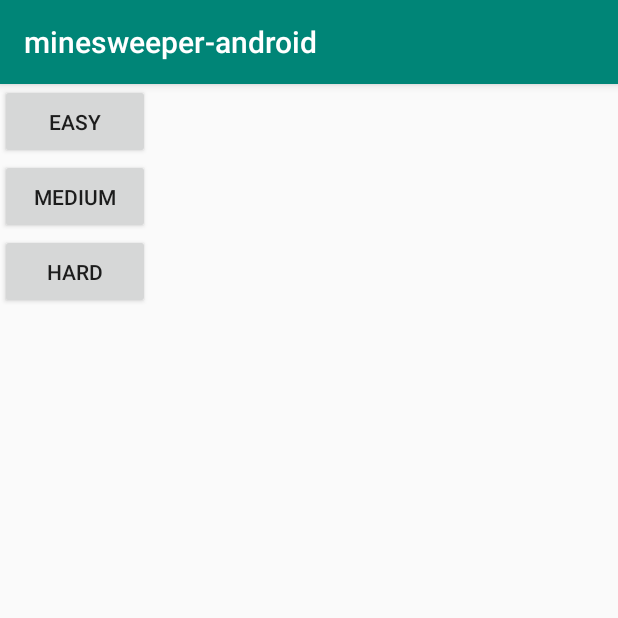
After one commit to ndokic/minesweeper-android, an Android app: the GameActivity screen opened directly, with no data from a screen before it, on a phone screen of 412 x 824 dp, the top half of it. The commit adds this screen. Run offline under Robolectric (Android 15) with nearby library versions, the phone set to English and light mode, and no system bars.

Commit message:
Created Game Activity

```diff
--- a/app/build.gradle
+++ b/app/build.gradle
@@ -27,6 +27,7 @@ dependencies {
     implementation"org.jetbrains.kotlin:kotlin-stdlib-jdk7:$kotlin_version"
     implementation 'com.android.support:appcompat-v7:28.0.0'
     implementation 'com.android.support.constraint:constraint-layout:1.1.3'
+    implementation 'com.otaliastudios:zoomlayout:1.6.0'
     testImplementation 'junit:junit:4.12'
     androidTestImplementation 'com.android.support.test:runner:1.0.2'
     androidTestImplementation 'com.android.support.test.espresso:espresso-core:3.0.2'
--- a/app/src/main/AndroidManifest.xml
+++ b/app/src/main/AndroidManifest.xml
@@ -16,6 +16,7 @@
                 <category android:name="android.intent.category.LAUNCHER"/>
             </intent-filter>
         </activity>
+        <activity android:name=".GameActivity" ></activity>
     </application>
 
 </manifest>
--- /dev/null
+++ b/app/src/main/java/ndokic/minesweeper/GameActivity.kt
@@ -0,0 +1,11 @@
+package ndokic.minesweeper
+
+import android.os.Bundle
+import android.support.v7.app.AppCompatActivity
+
+class GameActivity : AppCompatActivity() {
+    override fun onCreate(savedInstanceState: Bundle?) {
+        super.onCreate(savedInstanceState)
+        setContentView(R.layout.activity_main)
+    }
+}
--- a/app/src/main/java/ndokic/minesweeper/MainActivity.kt
+++ b/app/src/main/java/ndokic/minesweeper/MainActivity.kt
@@ -1,7 +1,9 @@
 package ndokic.minesweeper
 
+import android.content.Intent
 import android.support.v7.app.AppCompatActivity
 import android.os.Bundle
+import android.view.View
 
 class MainActivity : AppCompatActivity() {
 
@@ -9,4 +11,7 @@ class MainActivity : AppCompatActivity() {
         super.onCreate(savedInstanceState)
         setContentView(R.layout.activity_main)
     }
+    fun onClickEasy(v : View) {
+        startActivity(Intent(this, GameActivity::class.java))
+    }
 }
--- /dev/null
+++ b/app/src/main/res/layout/activity_game.xml
@@ -0,0 +1,6 @@
+<?xml version="1.0" encoding="utf-8"?>
+<android.support.constraint.ConstraintLayout xmlns:android="http://schemas.android.com/apk/res/android"
+                                             android:layout_width="match_parent"
+                                             android:layout_height="match_parent">
+
+</android.support.constraint.ConstraintLayout>
--- a/app/src/main/res/layout/activity_main.xml
+++ b/app/src/main/res/layout/activity_main.xml
@@ -7,13 +7,26 @@
         android:layout_height="match_parent"
         tools:context=".MainActivity">
 
-    <TextView
-            android:layout_width="wrap_content"
-            android:layout_height="wrap_content"
-            android:text="Hello World!"
-            app:layout_constraintBottom_toBottomOf="parent"
-            app:layout_constraintLeft_toLeftOf="parent"
-            app:layout_constraintRight_toRightOf="parent"
-            app:layout_constraintTop_toTopOf="parent"/>
+
+    <Button android:id="@+id/button_easy"
+            android:layout_width="100dp"
+            android:layout_height="50dp"
+            android:text="@string/text_easy"
+            android:onClick="onClickEasy"
+            app:layout_constraintTop_toTopOf="parent"
+    />
+    <Button android:id="@+id/button_medium"
+            android:layout_width="100dp"
+            android:layout_height="50dp"
+            android:text="@string/text_medium"
+            app:layout_constraintTop_toBottomOf="@id/button_easy"
+    />
+    <Button android:id="@+id/button_hard"
+            android:layout_width="100dp"
+            android:layout_height="50dp"
+            android:text="@string/text_hard"
+            app:layout_constraintTop_toBottomOf="@id/button_medium"
+
+    />
 
 </android.support.constraint.ConstraintLayout>
--- a/app/src/main/res/values/strings.xml
+++ b/app/src/main/res/values/strings.xml
@@ -1,3 +1,9 @@
 <resources>
     <string name="app_name">minesweeper-android</string>
+    <string name="text_new_game">New Game</string>
+    <string name="text_settings">Settings</string>
+    <string name="text_easy">Easy</string>
+    <string name="text_medium">Medium</string>
+    <string name="text_hard">Hard</string>
+    <string name="text_custom">Custom</string>
 </resources>
```
